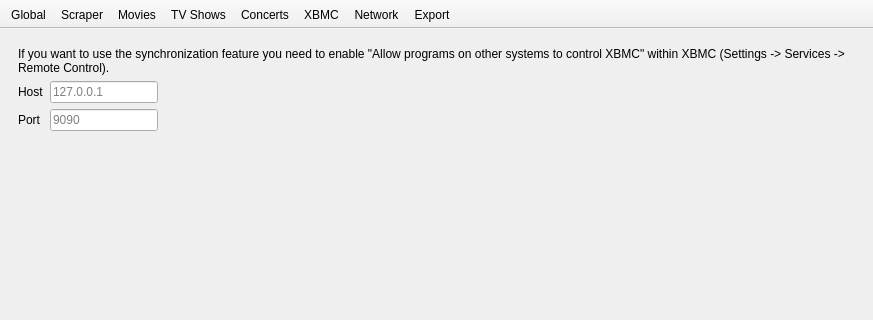
The window that settings/SettingsWindow.ui (Komet/MediaElch) describes before a commit, drawn with Qt 5; both pictures show x 0 to 873 and y 0 to 320 of the 873 by 675 pixel window.
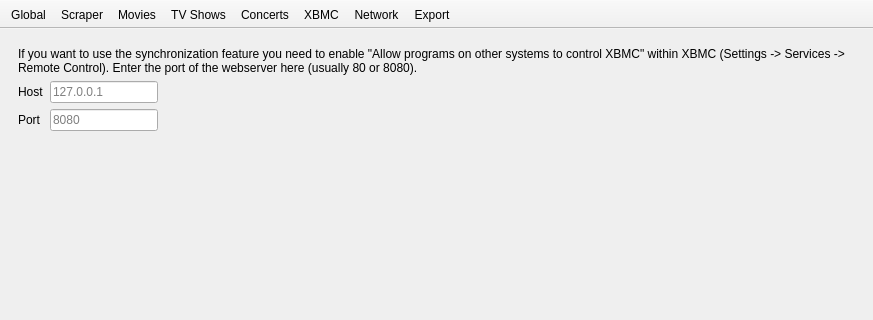
The same window after the commit. The open tabs and pages were chosen to show the change. Icons and pictures are not drawn. Custom widgets are drawn as their Qt base class.

Patch:
```diff
--- a/settings/SettingsWindow.ui
+++ b/settings/SettingsWindow.ui
@@ -1082,7 +1082,7 @@
         <item>
          <widget class="QLabel" name="label_7">
           <property name="text">
-           <string>If you want to use the synchronization feature you need to enable &quot;Allow programs on other systems to control XBMC&quot; within XBMC (Settings -&gt; Services -&gt; Remote Control).</string>
+           <string>If you want to use the synchronization feature you need to enable &quot;Allow programs on other systems to control XBMC&quot; within XBMC (Settings -&gt; Services -&gt; Remote Control). Enter the port of the webserver here (usually 80 or 8080).</string>
           </property>
           <property name="wordWrap">
            <bool>true</bool>
@@ -1118,7 +1118,7 @@
           <item row="1" column="1">
            <widget class="QLineEdit" name="xbmcPort">
             <property name="placeholderText">
-             <string>9090</string>
+             <string>8080</string>
             </property>
            </widget>
           </item>
```
Left out of the diff: 15 changed lines with no effect on the pictures.
